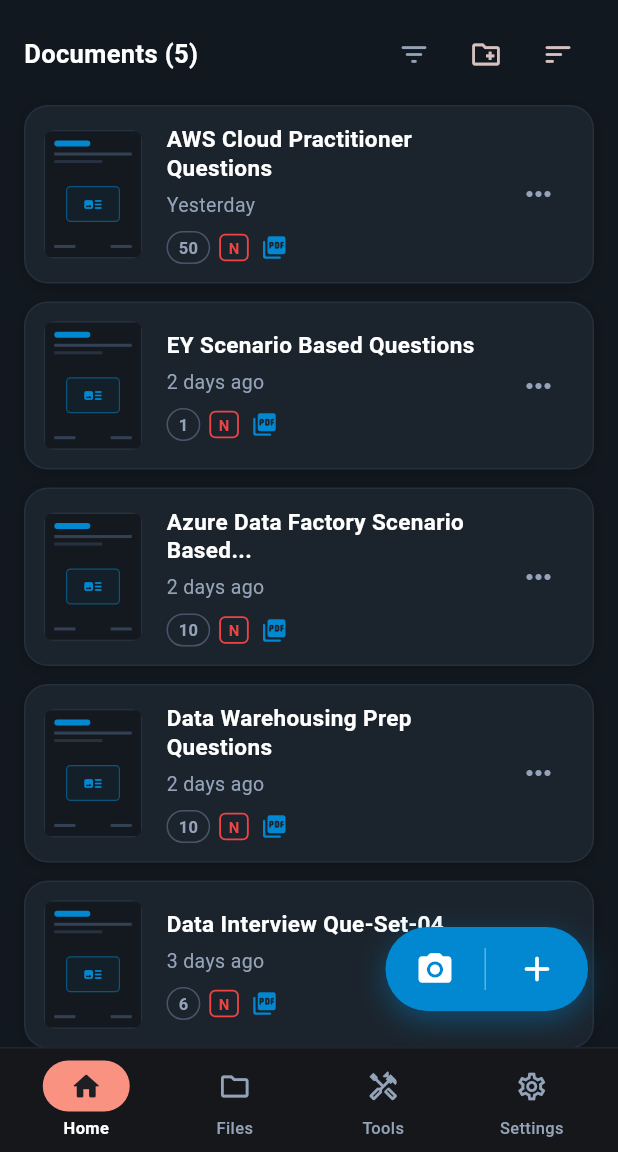
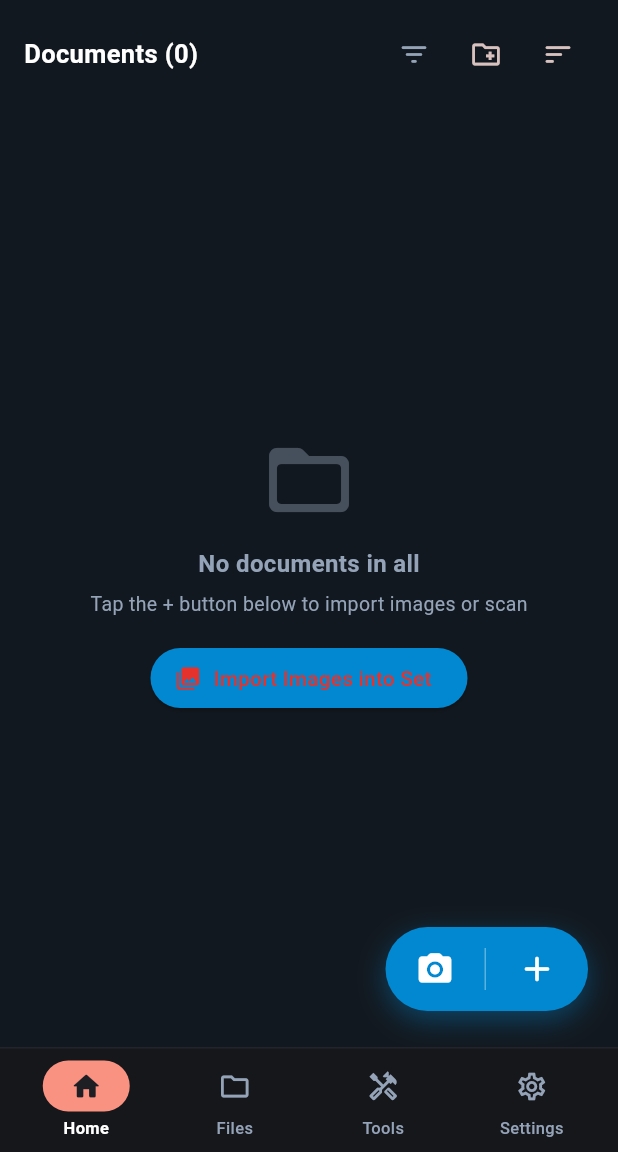
Before and after one commit to devvrushabh/PDFDost, a Flutter app: the screen it shows after launch, on a phone screen of 412 x 824 dp, the part 84-1236 px from its top. Run offline on Flutter 3.47's test engine with Material 3 defaults, Android fonts, the phone set to English and light mode, and no system bars; our stand-ins replace file_picker, image_picker, open_filex, pdf, printing, share_plus and 1 more; missing offline and left inert: syncfusion_flutter_pdf.

Commit message:
Remove default sample files and add Clear All option to Files tab

```diff
--- a/lib/services/storage_engine.dart
+++ b/lib/services/storage_engine.dart
@@ -16,18 +16,42 @@
 
   static const MethodChannel _storageChannel = MethodChannel('com.devvrushabh.pdfdost/storage');
 
+  static bool _isDefaultSampleHistoryItem(HistoryItem item) {
+    if (item.id.startsWith('sample_')) return true;
+    final lowerName = item.name.toLowerCase();
+    return lowerName.contains('aws cloud practitioner') ||
+        lowerName.contains('azure data factory') ||
+        lowerName.contains('data warehousing') ||
+        lowerName.contains('data interview que-set') ||
+        lowerName.contains('ey scenario based') ||
+        lowerName.contains('aditya thesis') ||
+        lowerName.contains('feedback form from industry');
+  }
+
   static Future<List<HistoryItem>> loadHistory() async {
     try {
       final prefs = await SharedPreferences.getInstance();
       final historyJson = prefs.getString(_historyKey);
       if (historyJson != null) {
         final List<dynamic> decoded = jsonDecode(historyJson);
-        return decoded
+        final list = decoded
             .map((item) => HistoryItem.fromJson(item as Map<String, dynamic>))
+            .where((item) => !_isDefaultSampleHistoryItem(item))
             .toList();
+        if (list.length != decoded.length) {
+          await saveHistory(list);
+        }
+        return list;
       }
     } catch (_) {}
     return [];
+  }
+
+  static Future<void> clearHistory() async {
+    try {
+      final prefs = await SharedPreferences.getInstance();
+      await prefs.remove(_historyKey);
+    } catch (_) {}
   }
 
   static Future<void> saveHistory(List<HistoryItem> items) async {
@@ -268,118 +292,32 @@
 
   // --- DOCUMENT SETS & FOLDERS MANAGEMENT ---
 
+  static bool _isDefaultSampleSetName(String title) {
+    final lower = title.toLowerCase();
+    return lower.contains('aws cloud practitioner') ||
+        lower.contains('azure data factory') ||
+        lower.contains('data warehousing') ||
+        lower.contains('data interview que-set') ||
+        lower.contains('ey scenario based');
+  }
+
   static Future<List<DocumentSet>> loadDocSets() async {
     try {
       final prefs = await SharedPreferences.getInstance();
       final setsJson = prefs.getString(_docSetsKey);
       if (setsJson != null) {
         final List<dynamic> decoded = jsonDecode(setsJson);
-        return decoded
+        final list = decoded
             .map((item) => DocumentSet.fromJson(item as Map<String, dynamic>))
+            .where((item) => !item.id.startsWith('sample_') && !_isDefaultSampleSetName(item.title))
             .toList();
-      } else {
-        final sampleSets = _createInitialSampleSets();
-        await saveDocSets(sampleSets);
-        return sampleSets;
+        if (list.length != decoded.length) {
+          await saveDocSets(list);
+        }
+        return list;
       }
     } catch (_) {}
     return [];
-  }
-
-  static List<DocumentSet> _createInitialSampleSets() {
-    final now = DateTime.now();
-    return [
-      DocumentSet(
-        id: 'sample_1',
-        title: 'AWS Cloud Practitioner Questions',
-        createdAt: now.subtract(const Duration(days: 1)),
-        updatedAt: now.subtract(const Duration(days: 1)),
-        category: 'All docs',
-        isFavourite: true,
-        pages: List.generate(
-          50,
-          (index) => DocPage(
-            id: 'aws_page_${index + 1}',
-            imagePath: '',
-            name: '${index + 1}',
-            sizeBytes: 134 * 1024 + (index % 5) * 5 * 1024,
-            date: now.subtract(const Duration(days: 1)),
-            isNew: true,
-          ),
-        ),
-      ),
-      DocumentSet(
-        id: 'sample_2',
-        title: 'EY Scenario Based Questions',
-        createdAt: now.subtract(const Duration(days: 2)),
-        updatedAt: now.subtract(const Duration(days: 2)),
-        category: 'All docs',
-        pages: [
-          DocPage(
-            id: 'ey_page_1',
-            imagePath: '',
-            name: '1',
-            sizeBytes: 156 * 1024,
-            date: now.subtract(const Duration(days: 2)),
-            isNew: false,
-          ),
-        ],
-      ),
-      DocumentSet(
-        id: 'sample_3',
-        title: 'Azure Data Factory Scenario Based...',
-        createdAt: now.subtract(const Duration(days: 2)),
-        updatedAt: now.subtract(const Duration(days: 2)),
-        category: 'All docs',
-        pages: List.generate(
-          10,
-          (index) => DocPage(
-            id: 'azure_page_${index + 1}',
-            imagePath: '',
-            name: '${index + 1}',
-            sizeBytes: 142 * 1024,
-            date: now.subtract(const Duration(days: 2)),
-            isNew: false,
-          ),
-        ),
-      ),
-      DocumentSet(
-        id: 'sample_4',
-        title: 'Data Warehousing Prep Questions',
-        createdAt: now.subtract(const Duration(days: 2)),
-        updatedAt: now.subtract(const Duration(days: 2)),
-        category: 'Academic',
-        pages: List.generate(
-          10,
-          (index) => DocPage(
-            id: 'dw_page_${index + 1}',
-            imagePath: '',
-            name: '${index + 1}',
-            sizeBytes: 165 * 1024,
-            date: now.subtract(const Duration(days: 2)),
-            isNew: false,
-          ),
-        ),
-      ),
-      DocumentSet(
-        id: 'sample_5',
-        title: 'Data Interview Que-Set-04',
-        createdAt: now.subtract(const Duration(days: 3)),
-        updatedAt: now.subtract(const Duration(days: 3)),
-        category: 'All docs',
-        pages: List.generate(
-          6,
-          (index) => DocPage(
-            id: 'interview_page_${index + 1}',
-            imagePath: '',
-            name: '${index + 1}',
-            sizeBytes: 128 * 1024,
-            date: now.subtract(const Duration(days: 3)),
-            isNew: true,
-          ),
-        ),
-      ),
-    ];
   }
 
   static Future<void> saveDocSets(List<DocumentSet> sets) async {
```
Also changed, not shown: lib/main.dart (+17 -0 lines), lib/screens/files_tab.dart (+53 -0 lines).
